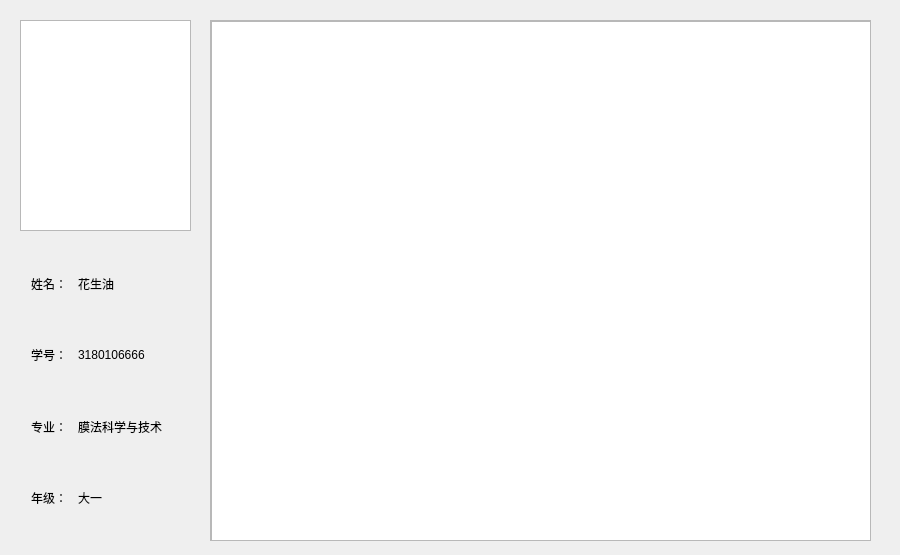
ChenjunYing/examsystem, file ExamSystem/StudentWindow.ui: the form before one commit.
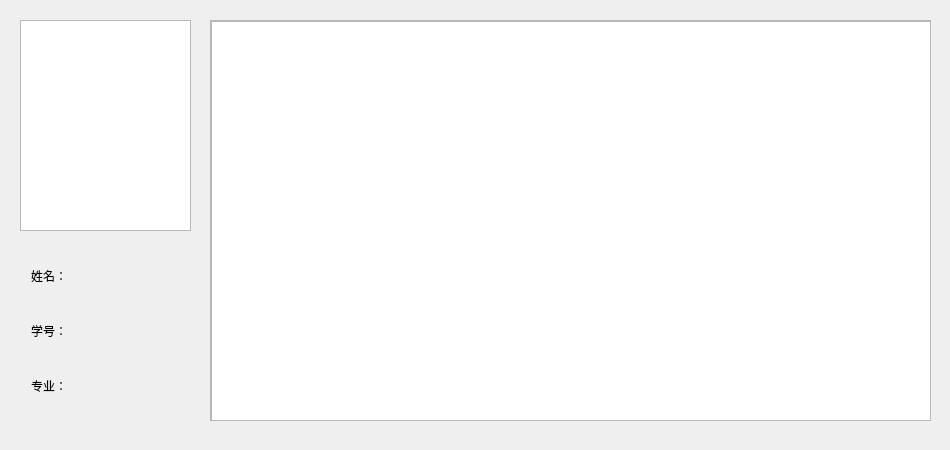
The form after the commit.

```diff
--- a/ExamSystem/StudentWindow.ui
+++ b/ExamSystem/StudentWindow.ui
@@ -6,20 +6,20 @@
    <rect>
     <x>0</x>
     <y>0</y>
-    <width>900</width>
-    <height>555</height>
+    <width>950</width>
+    <height>450</height>
    </rect>
   </property>
   <property name="minimumSize">
    <size>
-    <width>900</width>
-    <height>555</height>
+    <width>950</width>
+    <height>450</height>
    </size>
   </property>
   <property name="maximumSize">
    <size>
-    <width>900</width>
-    <height>555</height>
+    <width>950</width>
+    <height>450</height>
    </size>
   </property>
   <property name="windowTitle">
@@ -41,7 +41,7 @@
      <x>20</x>
      <y>240</y>
      <width>191</width>
-     <height>301</height>
+     <height>181</height>
     </rect>
    </property>
    <layout class="QVBoxLayout" name="verticalLayout_2">
@@ -57,7 +57,7 @@
       <item>
        <widget class="QLabel" name="Name_2">
         <property name="text">
-         <string>花生油</string>
+         <string/>
         </property>
         <property name="alignment">
          <set>Qt::AlignLeading|Qt::AlignLeft|Qt::AlignVCenter</set>
@@ -78,7 +78,7 @@
       <item>
        <widget class="QLabel" name="Id_2">
         <property name="text">
-         <string>3180106666</string>
+         <string/>
         </property>
         <property name="alignment">
          <set>Qt::AlignLeading|Qt::AlignLeft|Qt::AlignVCenter</set>
@@ -99,28 +99,7 @@
       <item>
        <widget class="QLabel" name="Major_2">
         <property name="text">
-         <string>膜法科学与技术</string>
-        </property>
-        <property name="alignment">
-         <set>Qt::AlignLeading|Qt::AlignLeft|Qt::AlignVCenter</set>
-        </property>
-       </widget>
-      </item>
-     </layout>
-    </item>
-    <item>
-     <layout class="QHBoxLayout" name="horizontalLayout_8" stretch="1,3">
-      <item>
-       <widget class="QLabel" name="LabelGrade_2">
-        <property name="text">
-         <string>年级：</string>
-        </property>
-       </widget>
-      </item>
-      <item>
-       <widget class="QLabel" name="Grade_2">
-        <property name="text">
-         <string>大一</string>
+         <string/>
         </property>
         <property name="alignment">
          <set>Qt::AlignLeading|Qt::AlignLeft|Qt::AlignVCenter</set>
@@ -136,8 +115,8 @@
     <rect>
      <x>210</x>
      <y>20</y>
-     <width>661</width>
-     <height>521</height>
+     <width>721</width>
+     <height>401</height>
     </rect>
    </property>
    <property name="widgetResizable">
@@ -148,8 +127,8 @@
      <rect>
       <x>0</x>
       <y>0</y>
-      <width>659</width>
-      <height>519</height>
+      <width>719</width>
+      <height>399</height>
      </rect>
     </property>
     <widget class="QTableView" name="examTable">
@@ -157,8 +136,8 @@
       <rect>
        <x>0</x>
        <y>0</y>
-       <width>671</width>
-       <height>521</height>
+       <width>721</width>
+       <height>401</height>
       </rect>
      </property>
     </widget>
```
Left out of the diff: 12 changed lines with no effect on the pictures.
